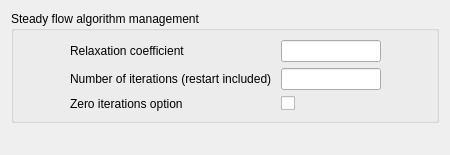
Above: gui/Pages/SteadyManagementForm.ui from code-saturne/code_saturne before the change. Below: the same form after it.
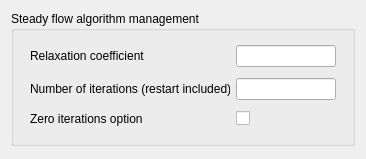
That is the form after the change.

Commit message: change size of the windows "Number of iterations" (too small when n > 9999.)

Diff of the .ui file:
```diff
--- a/gui/Pages/SteadyManagementForm.ui
+++ b/gui/Pages/SteadyManagementForm.ui
@@ -1,44 +1,44 @@
 <ui version="4.0" >
  <class>SteadyManagementForm</class>
- <widget class="QWidget" name="SteadyManagementForm" >
-  <property name="geometry" >
+ <widget class="QWidget" name="SteadyManagementForm">
+  <property name="geometry">
    <rect>
     <x>0</x>
     <y>0</y>
-    <width>450</width>
-    <height>155</height>
+    <width>366</width>
+    <height>159</height>
    </rect>
   </property>
   <property name="windowTitle" >
    <string>Form</string>
   </property>
-  <layout class="QGridLayout" >
-   <item row="0" column="0" >
-    <widget class="QGroupBox" name="groupBox" >
-     <property name="title" >
+  <layout class="QGridLayout" name="gridLayout_3">
+   <item row="0" column="0">
+    <widget class="QGroupBox" name="groupBox">
+     <property name="title">
       <string>Steady flow algorithm management</string>
      </property>
-     <layout class="QGridLayout" >
-      <item row="0" column="0" >
-       <layout class="QHBoxLayout" >
+     <layout class="QGridLayout" name="gridLayout_2">
+      <item row="0" column="0">
+       <layout class="QHBoxLayout" name="horizontalLayout">
         <item>
          <spacer>
           <property name="orientation" >
            <enum>Qt::Horizontal</enum>
           </property>
-          <property name="sizeHint" stdset="0" >
+          <property name="sizeHint" stdset="0">
            <size>
-            <width>20</width>
-            <height>20</height>
+            <width>13</width>
+            <height>94</height>
            </size>
           </property>
          </spacer>
         </item>
         <item>
-         <layout class="QGridLayout" >
-          <item row="0" column="0" >
-           <widget class="QLabel" name="labelRELXST" >
-            <property name="minimumSize" >
+         <layout class="QGridLayout" name="gridLayout">
+          <item row="0" column="0">
+           <widget class="QLabel" name="labelRELXST">
+            <property name="minimumSize">
              <size>
               <width>200</width>
               <height>0</height>
@@ -52,9 +52,9 @@
             </property>
            </widget>
           </item>
-          <item row="0" column="1" >
-           <widget class="QLineEdit" name="lineEditRELXST" >
-            <property name="minimumSize" >
+          <item row="0" column="1">
+           <widget class="QLineEdit" name="lineEditRELXST">
+            <property name="minimumSize">
              <size>
               <width>60</width>
               <height>0</height>
@@ -71,9 +71,9 @@
             </property>
            </widget>
           </item>
-          <item row="1" column="0" >
-           <widget class="QLabel" name="labelNTMABS" >
-            <property name="minimumSize" >
+          <item row="1" column="0">
+           <widget class="QLabel" name="labelNTMABS">
+            <property name="minimumSize">
              <size>
               <width>200</width>
               <height>0</height>
@@ -87,11 +87,11 @@
             </property>
            </widget>
           </item>
-          <item row="1" column="1" >
-           <widget class="QLineEdit" name="lineEditNTMABS" >
-            <property name="minimumSize" >
+          <item row="1" column="1">
+           <widget class="QLineEdit" name="lineEditNTMABS">
+            <property name="minimumSize">
              <size>
-              <width>60</width>
+              <width>100</width>
               <height>0</height>
              </size>
             </property>
@@ -106,9 +106,9 @@
             </property>
            </widget>
           </item>
-          <item row="2" column="0" >
-           <widget class="QLabel" name="labelINPDT0" >
-            <property name="minimumSize" >
+          <item row="2" column="0">
+           <widget class="QLabel" name="labelINPDT0">
+            <property name="minimumSize">
              <size>
               <width>200</width>
               <height>0</height>
@@ -122,9 +122,9 @@
             </property>
            </widget>
           </item>
-          <item row="2" column="1" >
-           <widget class="QCheckBox" name="checkBoxINPDT0" >
-            <property name="toolTip" >
+          <item row="2" column="1">
+           <widget class="QCheckBox" name="checkBoxINPDT0">
+            <property name="toolTip">
              <string/>
             </property>
             <property name="text" >
@@ -139,10 +139,10 @@
           <property name="orientation" >
            <enum>Qt::Horizontal</enum>
           </property>
-          <property name="sizeHint" stdset="0" >
+          <property name="sizeHint" stdset="0">
            <size>
-            <width>20</width>
-            <height>20</height>
+            <width>13</width>
+            <height>94</height>
            </size>
           </property>
          </spacer>
@@ -152,7 +152,7 @@
      </layout>
     </widget>
    </item>
-   <item row="1" column="0" >
+   <item row="1" column="0">
     <spacer>
      <property name="orientation" >
       <enum>Qt::Vertical</enum>
```
Left out of the diff: 35 changed lines with no effect on the pictures. The commit also changes 1 other file.
